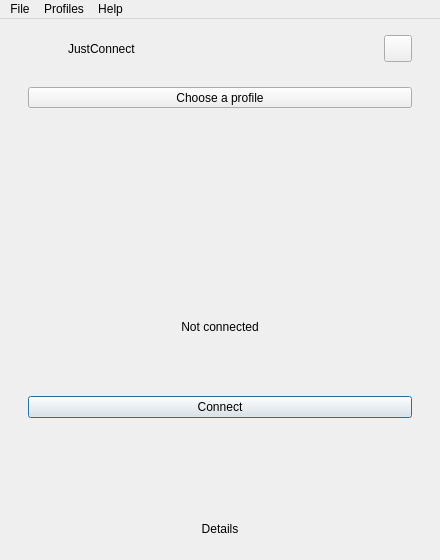
Before: the Qt Designer form presentation/main/mainwindow.ui in wtalioy/JustConnect, drawn with Qt 5.
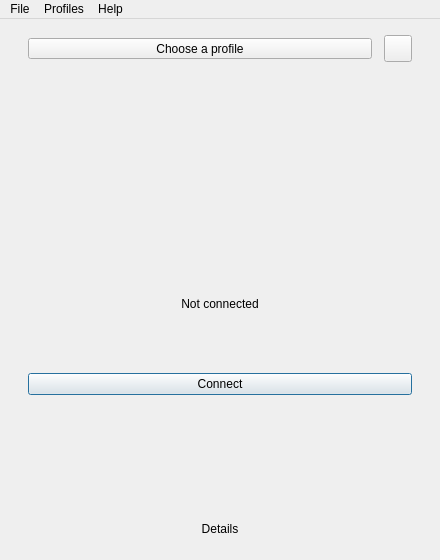
After: the same form once the commit is applied. Icons and pictures are not drawn.

Diff of the .ui file:
```diff
--- a/presentation/main/mainwindow.ui
+++ b/presentation/main/mainwindow.ui
@@ -25,47 +25,24 @@
        <number>12</number>
       </property>
       <item>
-       <widget class="QLabel" name="applicationIconLabel">
-        <property name="minimumSize">
-         <size>
-          <width>28</width>
-          <height>28</height>
-         </size>
-        </property>
-        <property name="maximumSize">
-         <size>
-          <width>28</width>
-          <height>28</height>
-         </size>
-        </property>
-        <property name="pixmap">
-         <pixmap>:/resource/icon.svg</pixmap>
-        </property>
-        <property name="scaledContents">
-         <bool>true</bool>
-        </property>
-       </widget>
-      </item>
-      <item>
-       <widget class="QLabel" name="applicationNameLabel">
+       <widget class="QToolButton" name="profileMenuButton">
         <property name="text">
-         <string>JustConnect</string>
+         <string>Choose a profile</string>
+        </property>
+        <property name="accessibleName">
+         <string>Connection profile</string>
+        </property>
+        <property name="popupMode">
+         <enum>QToolButton::InstantPopup</enum>
+        </property>
+        <property name="sizePolicy">
+         <sizepolicy hsizetype="Expanding" vsizetype="Fixed">
+          <horstretch>0</horstretch>
+          <verstretch>0</verstretch>
+         </sizepolicy>
         </property>
        </widget>
       </item>
-      <item>
-       <spacer name="headerSpacer">
-        <property name="orientation">
-         <enum>Qt::Horizontal</enum>
-        </property>
-        <property name="sizeHint">
-         <size>
-          <width>0</width>
-          <height>0</height>
-         </size>
-        </property>
-       </spacer>
-      </item>
       <item>
        <widget class="QToolButton" name="preferencesButton">
         <property name="toolTip">
@@ -92,25 +69,6 @@
       </item>
      </layout>
     </item>
-    <item>
-     <widget class="QToolButton" name="profileMenuButton">
-      <property name="text">
-       <string>Choose a profile</string>
-      </property>
-      <property name="accessibleName">
-       <string>Connection profile</string>
-      </property>
-      <property name="popupMode">
-       <enum>QToolButton::InstantPopup</enum>
-      </property>
-      <property name="sizePolicy">
-       <sizepolicy hsizetype="Expanding" vsizetype="Fixed">
-        <horstretch>0</horstretch>
-        <verstretch>0</verstretch>
-       </sizepolicy>
-      </property>
-     </widget>
-    </item>
     <item>
      <spacer name="topSpacer">
       <property name="orientation">
```
